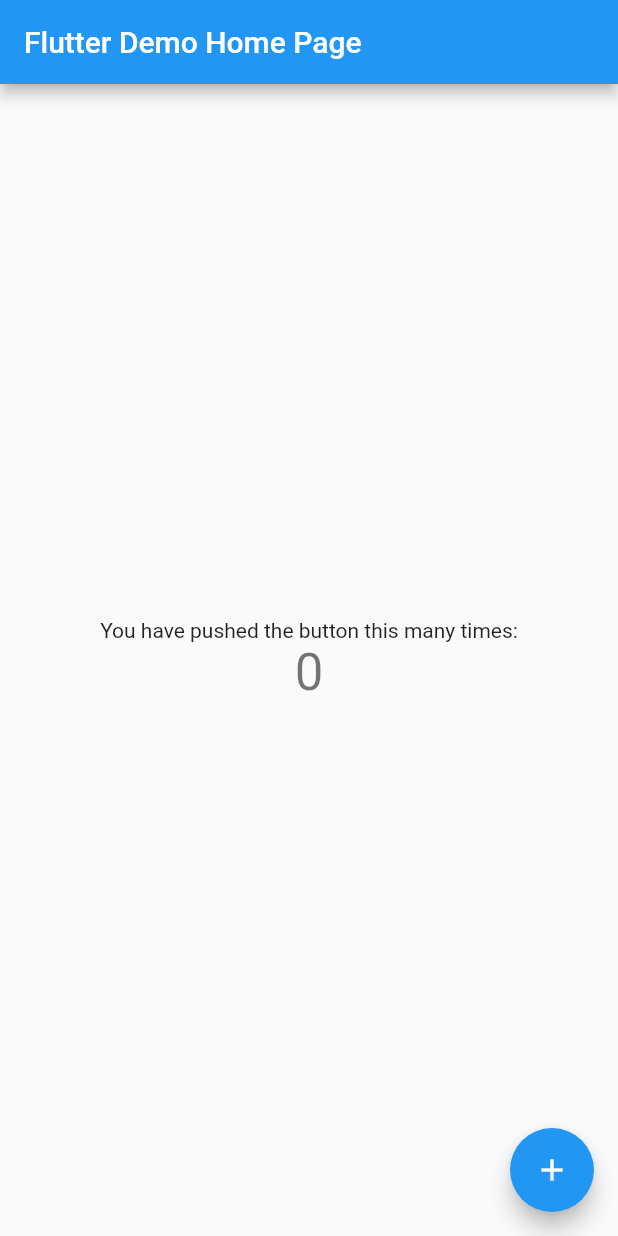
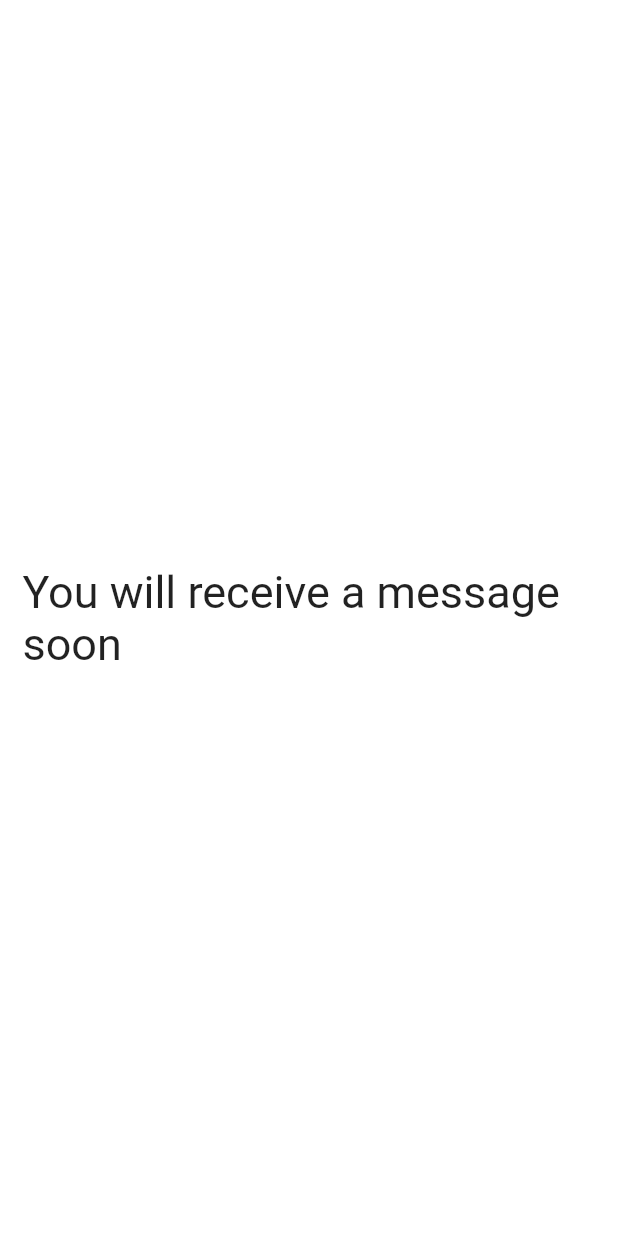
Before and after one commit to AlexxBot/Flutter_Notifications, a Flutter app: the screen it shows after launch, on a phone screen of 412 x 824 dp. Run offline on Flutter 3.47's test engine with Material 2 defaults, Android fonts, the phone set to English and light mode, and no system bars; our stand-ins replace firebase_core, firebase_messaging, flutter_local_notifications; accounts and stored records are empty.

Commit message:
push notification integration with firebase

```diff
--- a/lib/main.dart
+++ b/lib/main.dart
@@ -1,6 +1,25 @@
 import 'package:flutter/material.dart';
+import 'package:firebase_core/firebase_core.dart';
+import 'package:firebase_messaging/firebase_messaging.dart';
+import 'package:push_notification_demo/services/localNotification-service.dart';
 
-void main() {
+import 'screens/green-page.dart';
+import 'screens/red-page.dart';
+
+//receive message qje app is in background solution for on message
+Future<void> backgroundHandler(RemoteMessage message) async {
+  print("background");
+  print(message.data.toString());
+  print(message.notification?.title);
+}
+
+void main() async {
+  WidgetsFlutterBinding.ensureInitialized();
+  //LocalNotificationService.initialize();
+  await Firebase.initializeApp();
+
+  //
+  FirebaseMessaging.onBackgroundMessage(backgroundHandler);
   runApp(MyApp());
 }
 
@@ -9,105 +28,75 @@
   @override
   Widget build(BuildContext context) {
     return MaterialApp(
+        debugShowCheckedModeBanner: false,
         title: 'Flutter Demo',
         theme: ThemeData(
-        // This is the theme of your application.
-        //
-        // Try running your application with "flutter run". You'll see the
-        // application has a blue toolbar. Then, without quitting the app, try
-        // changing the primarySwatch below to Colors.green and then invoke
-        // "hot reload" (press "r" in the console where you ran "flutter run",
-        // or simply save your changes to "hot reload" in a Flutter IDE).
-        // Notice that the counter didn't reset back to zero; the application
-        // is not restarted.
           primarySwatch: Colors.blue,
         ),
-      home: MyHomePage(title: 'Flutter Demo Home Page'),
-    );
+        home: HomePage(),
+        routes: {"/red": (_) => RedPage(), "/green": (_) => GreenPage()});
   }
 }
 
-class MyHomePage extends StatefulWidget {
-  MyHomePage({Key? key, required this.title}) : super(key: key);
-
-  // This widget is the home page of your application. It is stateful, meaning
-  // that it has a State object (defined below) that contains fields that affect
-  // how it looks.
-
-  // This class is the configuration for the state. It holds the values (in this
-  // case the title) provided by the parent (in this case the App widget) and
-  // used by the build method of the State. Fields in a Widget subclass are
-  // always marked "final".
-
-  final String title;
+class HomePage extends StatefulWidget {
+  const HomePage({Key? key}) : super(key: key);
 
   @override
-  _MyHomePageState createState() => _MyHomePageState();
+  _HomePageState createState() => _HomePageState();
 }
 
-class _MyHomePageState extends State<MyHomePage> {
-  int _counter = 0;
+class _HomePageState extends State<HomePage> {
+  @override
+  void initState() {
+    super.initState();
+    LocalNotificationService.initialize(context);
 
-  void _incrementCounter() {
-    setState(() {
-      // This call to setState tells the Flutter framework that something has
-      // changed in this State, which causes it to rerun the build method below
-      // so that the display can reflect the updated values. If we changed
-      // _counter without calling setState(), then the build method would not be
-      // called again, and so nothing would appear to happen.
-      _counter++;
+    FirebaseMessaging.instance.getInitialMessage().then((message) {
+      print('initial state cuando la aplicacion se vuelve a abrir');
+      if (message != null) {
+        final routeFromMessage = message.data["route"];
+        print(routeFromMessage);
+        Navigator.of(context).pushNamed(routeFromMessage);
+      }
+    });
+    print('aqui se deberia recibir el mensaje');
+
+    ///foreground work
+    FirebaseMessaging.onMessage.listen((message) {
+      print('quiere decir que la app se ecuentra en ejecucion');
+      //print(message.notification?.body);
+      //print(message.notification?.title);
+      print(message.notification!.body);
+      print(message.notification!.title);
+
+      LocalNotificationService.display(message);
+    });
+
+    ///When the app is in background but opened and user taps
+    ///on the notification
+    FirebaseMessaging.onMessageOpenedApp.listen((message) {
+      print('quiere decir que la app en segundo plano se abrio');
+      final routeFromMessage = message.data["route"];
+      print(routeFromMessage);
+
+      Navigator.of(context).pushNamed(routeFromMessage);
     });
   }
 
   @override
   Widget build(BuildContext context) {
-    // This method is rerun every time setState is called, for instance as done
-    // by the _incrementCounter method above.
-    //
-    // The Flutter framework has been optimized to make rerunning build methods
-    // fast, so that you can just rebuild anything that needs updating rather
-    // than having to individually change instances of widgets.
     return Scaffold(
-      appBar: AppBar(
-        // Here we take the value from the MyHomePage object that was created by
-        // the App.build method, and use it to set our appbar title.
-        title: Text(widget.title),
-      ),
-      body: Center(
-        // Center is a layout widget. It takes a single child and positions it
-        // in the middle of the parent.
+        backgroundColor: Colors.white,
+        body: Padding(
+          padding: const EdgeInsets.all(15.0),
           child: Column(
-          // Column is also a layout widget. It takes a list of children and
-          // arranges them vertically. By default, it sizes itself to fit its
-          // children horizontally, and tries to be as tall as its parent.
-          //
-          // Invoke "debug painting" (press "p" in the console, choose the
-          // "Toggle Debug Paint" action from the Flutter Inspector in Android
-          // Studio, or the "Toggle Debug Paint" command in Visual Studio Code)
-          // to see the wireframe for each widget.
-          //
-          // Column has various properties to control how it sizes itself and
-          // how it positions its children. Here we use mainAxisAlignment to
-          // center the children vertically; the main axis here is the vertical
-          // axis because Columns are vertical (the cross axis would be
-          // horizontal).
             mainAxisAlignment: MainAxisAlignment.center,
-          children: <Widget>[
-            Text(
-              'You have pushed the button this many times:',
-            ),
-            Text(
-              '$_counter',
-              style: Theme.of(context).textTheme.headline4,
-            ),
+            crossAxisAlignment: CrossAxisAlignment.start,
+            children: [
+              Text("You will receive a message soon",
+                  style: TextStyle(fontSize: 30))
             ],
           ),
-      ),
-      floatingActionButton: FloatingActionButton(
-        onPressed: _incrementCounter,
-        tooltip: 'Increment',
-        child: Icon(Icons.add),
-      ), // This trailing comma makes auto-formatting nicer for build methods.
-    );
+        ));
   }
 }
--- /dev/null
+++ b/lib/services/localNotification-service.dart
@@ -0,0 +1,36 @@
+import 'package:firebase_messaging/firebase_messaging.dart';
+import 'package:flutter/material.dart';
+import 'package:flutter_local_notifications/flutter_local_notifications.dart';
+
+class LocalNotificationService {
+  static final FlutterLocalNotificationsPlugin _notificationsPlugin =
+      FlutterLocalNotificationsPlugin();
+
+  static void initialize(BuildContext context) {
+    final InitializationSettings initializationSettings =
+        InitializationSettings(
+            android: AndroidInitializationSettings('mipmap/ic_launcher'));
+
+    _notificationsPlugin.initialize(initializationSettings,
+        onSelectNotification: (String? payload) async {
+      //that payloasd i swroking as a route string
+      if (payload != null) Navigator.of(context).pushNamed(payload);
+    });
+  }
+
+  static void display(RemoteMessage message) async {
+    try {
+      final id = DateTime.now().millisecondsSinceEpoch ~/ 1000;
+
+      final NotificationDetails notificationDetails = NotificationDetails(
+          android: AndroidNotificationDetails(
+              "mychannel", "mychannel channel", "this is our channel",
+              importance: Importance.max, priority: Priority.high));
+      await _notificationsPlugin.show(id, message.notification!.title,
+          message.notification!.title, notificationDetails,
+          payload: message.data["route"]);
+    } catch (e) {
+      print('this is the exception from notification channe ' + e.toString());
+    }
+  }
+}
--- a/pubspec.yaml
+++ b/pubspec.yaml
@@ -23,6 +23,9 @@
 dependencies:
   flutter:
     sdk: flutter
+  firebase_messaging: ^10.0.4
+  flutter_local_notifications: ^8.1.1+1
+  firebase_core: ^1.4.0
 
 
   # The following adds the Cupertino Icons font to your application.
```
Also changed, not shown: lib/screens/green-page.dart (added, +18 -0 lines), lib/screens/red-page.dart (added, +19 -0 lines), pubspec.lock, 4 other files. Lines whose indentation alone changed are shown as unchanged.
